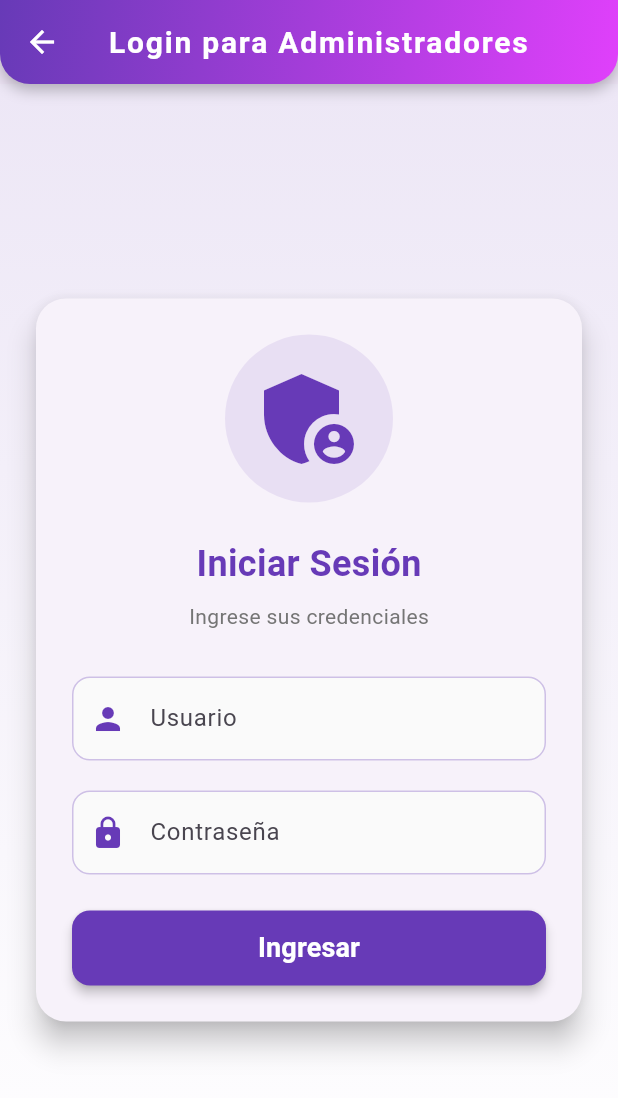
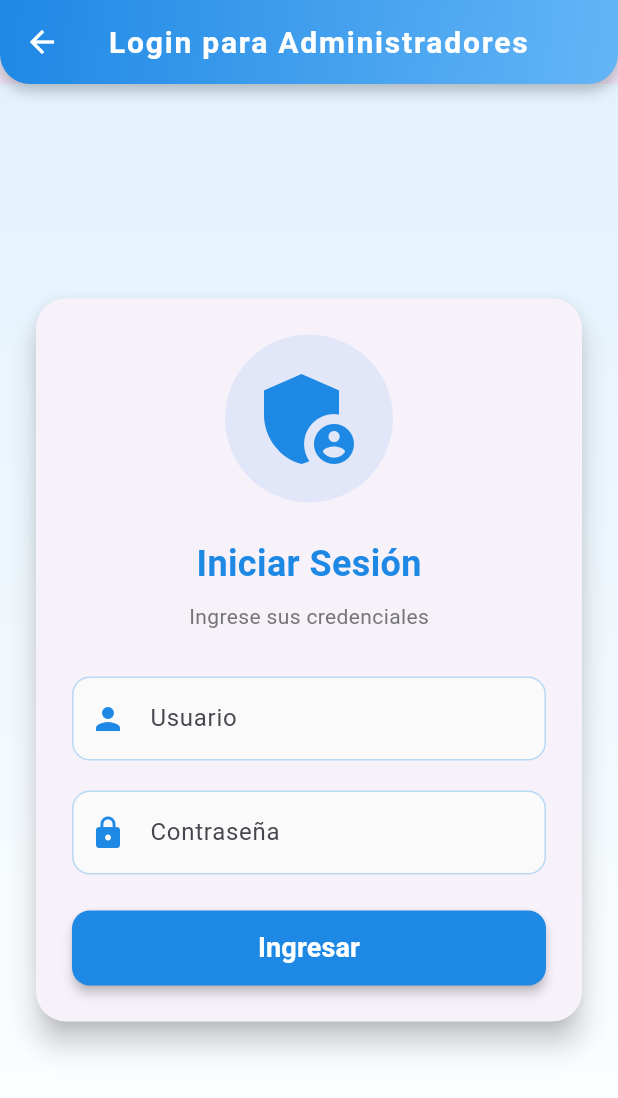
Before and after one commit to cristianchamorro/App_pedidos, a Flutter app: the screen it shows after launch, after a tap on "Ingresar como Administrador", on a phone screen of 412 x 824 dp. Shown: the top 1098 px of the screen. Run offline on Flutter 3.47's test engine with Material 3 defaults, Android fonts, the phone set to English and light mode, and no system bars; our stand-ins replace font_awesome_flutter, geocoding, geolocator, google_maps_flutter; network calls fail; statements that could not run were skipped.

Commit message:
Update admin role pages with new blue theme
Co-authored-by: cristianchamorro <17732871+cristianchamorro@users.noreply.github.com>

```diff
--- a/app_frontend/lib/pages/login_admin_page.dart
+++ b/app_frontend/lib/pages/login_admin_page.dart
@@ -1,5 +1,6 @@
 import 'package:flutter/material.dart';
 import '../api_service.dart';
+import '../theme/app_theme.dart';
 
 class LoginAdminPage extends StatefulWidget {
   const LoginAdminPage({super.key});
@@ -93,34 +94,13 @@ class _LoginAdminPageState extends State<LoginAdminPage> {
       appBar: AppBar(
         title: const Text(
           "Login para Administradores",
-          style: TextStyle(
-            color: Colors.white,
-            fontWeight: FontWeight.bold,
-            fontSize: 20,
-            letterSpacing: 1.2,
-          ),
+          style: AppTheme.appBarTitleStyle,
         ),
         centerTitle: true,
         elevation: 8,
         backgroundColor: Colors.transparent,
         flexibleSpace: Container(
-          decoration: const BoxDecoration(
-            gradient: LinearGradient(
-              colors: [Colors.deepPurple, Colors.purpleAccent],
-              begin: Alignment.topLeft,
-              end: Alignment.bottomRight,
-            ),
-            borderRadius: BorderRadius.vertical(
-              bottom: Radius.circular(20),
-            ),
-            boxShadow: [
-              BoxShadow(
-                color: Colors.black26,
-                blurRadius: 8,
-                offset: Offset(0, 4),
-              )
-            ],
-          ),
+          decoration: AppTheme.appBarDecoration,
         ),
         iconTheme: const IconThemeData(color: Colors.white),
       ),
@@ -131,7 +111,7 @@ class _LoginAdminPageState extends State<LoginAdminPage> {
             begin: Alignment.topCenter,
             end: Alignment.bottomCenter,
             colors: [
-              Colors.deepPurple[50]!,
+              AppTheme.backgroundColor,
               Colors.white,
             ],
           ),
@@ -155,13 +135,13 @@ class _LoginAdminPageState extends State<LoginAdminPage> {
                         Container(
                           padding: const EdgeInsets.all(16),
                           decoration: BoxDecoration(
-                            color: Colors.deepPurple.withOpacity(0.1),
+                            color: AppTheme.primaryColor.withOpacity(0.1),
                             shape: BoxShape.circle,
                           ),
                           child: const Icon(
                             Icons.admin_panel_settings,
                             size: 80,
-                            color: Colors.deepPurple,
+                            color: AppTheme.primaryColor,
                           ),
                         ),
                         const SizedBox(height: 24),
@@ -170,7 +150,7 @@ class _LoginAdminPageState extends State<LoginAdminPage> {
                           style: TextStyle(
                             fontSize: 24,
                             fontWeight: FontWeight.bold,
-                            color: Colors.deepPurple,
+                            color: AppTheme.primaryColor,
                           ),
                         ),
                         const SizedBox(height: 8),
@@ -186,17 +166,17 @@ class _LoginAdminPageState extends State<LoginAdminPage> {
                           controller: _usernameController,
                           decoration: InputDecoration(
                             labelText: "Usuario",
-                            prefixIcon: const Icon(Icons.person, color: Colors.deepPurple),
+                            prefixIcon: const Icon(Icons.person, color: AppTheme.primaryColor),
                             border: OutlineInputBorder(
                               borderRadius: BorderRadius.circular(12),
                             ),
                             enabledBorder: OutlineInputBorder(
                               borderRadius: BorderRadius.circular(12),
-                              borderSide: BorderSide(color: Colors.deepPurple.withOpacity(0.3)),
+                              borderSide: BorderSide(color: AppTheme.primaryColor.withOpacity(0.3)),
                             ),
                             focusedBorder: OutlineInputBorder(
                               borderRadius: BorderRadius.circular(12),
-                              borderSide: const BorderSide(color: Colors.deepPurple, width: 2),
+                              borderSide: const BorderSide(color: AppTheme.primaryColor, width: 2),
                             ),
                             filled: true,
                             fillColor: Colors.grey[50],
@@ -209,17 +189,17 @@ class _LoginAdminPageState extends State<LoginAdminPage> {
                           controller: _passwordController,
                           decoration: InputDecoration(
                             labelText: "Contraseña",
-                            prefixIcon: const Icon(Icons.lock, color: Colors.deepPurple),
+                            prefixIcon: const Icon(Icons.lock, color: AppTheme.primaryColor),
                             border: OutlineInputBorder(
                               borderRadius: BorderRadius.circular(12),
                             ),
                             enabledBorder: OutlineInputBorder(
                               borderRadius: BorderRadius.circular(12),
-                              borderSide: BorderSide(color: Colors.deepPurple.withOpacity(0.3)),
+                              borderSide: BorderSide(color: AppTheme.primaryColor.withOpacity(0.3)),
                             ),
                             focusedBorder: OutlineInputBorder(
                               borderRadius: BorderRadius.circular(12),
-                              borderSide: const BorderSide(color: Colors.deepPurple, width: 2),
+                              borderSide: const BorderSide(color: AppTheme.primaryColor, width: 2),
                             ),
                             filled: true,
                             fillColor: Colors.grey[50],
@@ -258,7 +238,7 @@ class _LoginAdminPageState extends State<LoginAdminPage> {
                               ? const Center(child: CircularProgressIndicator())
                               : ElevatedButton(
                             style: ElevatedButton.styleFrom(
-                              backgroundColor: Colors.deepPurple,
+                              backgroundColor: AppTheme.primaryColor,
                               foregroundColor: Colors.white,
                               elevation: 3,
                               shape: RoundedRectangleBorder(
```
Also changed, not shown: app_frontend/lib/pages/cajero_dashboard_page.dart (+3 -23 lines), app_frontend/lib/pages/domiciliario_page.dart (+4 -23 lines), app_frontend/lib/pages/pedidos_cajero_page.dart (+3 -23 lines), app_frontend/lib/pages/pedidos_cocinero_page.dart (+3 -23 lines).
